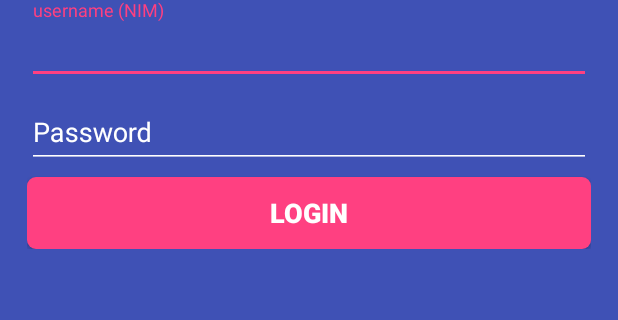
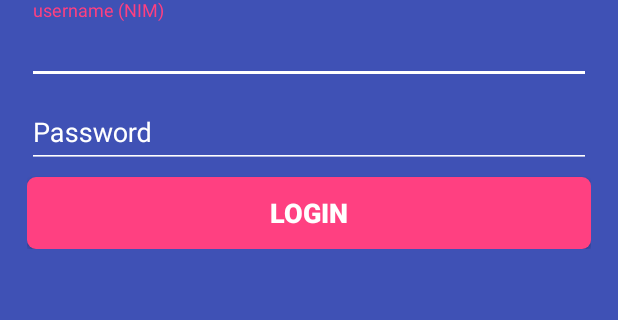
Before and after one commit to amsibsam/CRYSDIP, an Android app: the LoginActivity screen opened directly, with no data from a screen before it, on a phone screen of 412 x 824 dp, the part 381-701 px from its top. Run offline under Robolectric (Android 15) with nearby library versions, the phone set to English and light mode, and no system bars; our stand-ins replace data binding.

Commit message:
finish appiintro

```diff
--- a/app/build.gradle
+++ b/app/build.gradle
@@ -26,6 +26,8 @@ dependencies {
     compile fileTree(include: ['*.jar'], dir: 'libs')
     testCompile 'junit:junit:4.12'
     apt "com.google.dagger:dagger-compiler:2.0.1"
+
+    //appintro
     compile 'com.android.support:appcompat-v7:23.2.0'
     compile 'com.google.dagger:dagger:2.0.1'
     compile 'javax.annotation:jsr250-api:1.0'
@@ -43,7 +45,5 @@ dependencies {
     compile 'com.trello:rxlifecycle-components:0.3.0'
     compile 'com.android.support:design:23.2.0'
     compile 'com.android.support:support-v4:23.2.0'
-
-    //appintro
     compile 'com.github.paolorotolo:appintro:3.4.0'
 }
--- a/app/src/main/AndroidManifest.xml
+++ b/app/src/main/AndroidManifest.xml
@@ -8,7 +8,8 @@
         android:label="@string/app_name"
         android:supportsRtl="true"
         android:theme="@style/AppTheme">
-        <activity android:name=".MainActivity">
+        <activity android:name=".ui.ui.MainActivity"/>
+        <activity android:name=".ui.ui.activity.IntroActivity">
             <intent-filter>
                 <action android:name="android.intent.action.MAIN" />
 
@@ -17,7 +18,7 @@
         </activity>
         <activity android:name=".ui.ui.activity.LoginActivity" />
         <activity android:name=".ui.ui.activity.HomeActivity" />
-        <activity android:name=".ui.ui.activity.IntroActivity"></activity>
+
     </application>
 
 </manifest>
--- a/app/src/main/java/com/uny/crysdip/MainActivity.java
+++ b/app/src/main/java/com/uny/crysdip/ui/ui/MainActivity.java
@@ -1,7 +1,9 @@
-package com.uny.crysdip;
+package com.uny.crysdip.ui.ui;
 
 import android.support.v7.app.AppCompatActivity;
 import android.os.Bundle;
+
+import com.uny.crysdip.R;
 
 public class MainActivity extends AppCompatActivity {
 
--- a/app/src/main/java/com/uny/crysdip/ui/ui/activity/LoginActivity.java
+++ b/app/src/main/java/com/uny/crysdip/ui/ui/activity/LoginActivity.java
@@ -3,6 +3,11 @@ package com.uny.crysdip.ui.ui.activity;
 import android.databinding.DataBindingUtil;
 import android.support.v7.app.AppCompatActivity;
 import android.os.Bundle;
+import android.view.animation.AlphaAnimation;
+import android.view.animation.Animation;
+import android.view.animation.AnimationSet;
+import android.view.animation.LayoutAnimationController;
+import android.view.animation.TranslateAnimation;
 
 import com.uny.crysdip.R;
 import com.uny.crysdip.databinding.ActivityLoginBinding;
@@ -13,6 +18,23 @@ public class LoginActivity extends AppCompatActivity {
     @Override
     protected void onCreate(Bundle savedInstanceState) {
         super.onCreate(savedInstanceState);
+        overridePendingTransition(android.R.anim.fade_in, android.R.anim.fade_out);
         binding = DataBindingUtil.setContentView(this, R.layout.activity_login);
+
+        AnimationSet set = new AnimationSet(true);
+
+        Animation animation = new AlphaAnimation(0.0f, 1.0f);
+        animation.setDuration(100);
+        set.addAnimation(animation);
+
+        animation = new TranslateAnimation(
+                Animation.RELATIVE_TO_SELF, 0.0f, Animation.RELATIVE_TO_SELF, 0.0f,
+                Animation.RELATIVE_TO_SELF, -1.0f, Animation.RELATIVE_TO_SELF, 0.0f
+        );
+        animation.setDuration(500);
+        set.addAnimation(animation);
+
+        LayoutAnimationController controller =
+                new LayoutAnimationController(set, 0.25f);
     }
 }
--- /dev/null
+++ b/app/src/main/res/anim/fade_in.xml
@@ -0,0 +1,5 @@
+<?xml version="1.0" encoding="utf-8"?>
+<alpha xmlns:android="http://schemas.android.com/apk/res/android"
+       android:interpolator="@android:interpolator/decelerate_quad"
+       android:fromAlpha="0.0" android:toAlpha="1.0"
+       android:duration="225" />
--- /dev/null
+++ b/app/src/main/res/anim/fade_out.xml
@@ -0,0 +1,5 @@
+<?xml version="1.0" encoding="utf-8"?>
+<alpha xmlns:android="http://schemas.android.com/apk/res/android"
+       android:interpolator="@android:interpolator/decelerate_quad"
+       android:fromAlpha="1.0" android:toAlpha="0.0"
+       android:duration="225" />
--- a/app/src/main/res/layout/activity_main.xml
+++ b/app/src/main/res/layout/activity_main.xml
@@ -7,7 +7,7 @@
     android:paddingLeft="@dimen/activity_horizontal_margin"
     android:paddingRight="@dimen/activity_horizontal_margin"
     android:paddingTop="@dimen/activity_vertical_margin"
-    tools:context="com.uny.crysdip.MainActivity">
+    tools:context=".ui.ui.MainActivity">
 
     <TextView
         android:layout_width="wrap_content"
--- a/app/src/main/res/values/colors.xml
+++ b/app/src/main/res/values/colors.xml
@@ -3,4 +3,7 @@
     <color name="colorPrimary">#3F51B5</color>
     <color name="colorPrimaryDark">#303F9F</color>
     <color name="colorAccent">#FF4081</color>
+    <color name="intro_background1">#F44336</color>
+    <color name="intro_background2">#009688</color>
+    <color name="intro_background3">#4CAF50</color>
 </resources>
--- a/app/src/main/res/values/styles.xml
+++ b/app/src/main/res/values/styles.xml
@@ -10,8 +10,8 @@
 
     <style name="EditTextWhite" parent="Base.Widget.AppCompat.EditText">
         <item name="colorControlNormal">@android:color/white</item>
-        <item name="colorControlActivated">@color/colorAccent</item>
-        <item name="colorControlHighlight">@color/colorAccent</item>
+        <item name="colorControlActivated">@android:color/white</item>
+        <item name="colorControlHighlight">@android:color/white</item>
 
     </style>
 
```
Also changed, not shown: app/src/main/java/com/uny/crysdip/ui/ui/activity/IntroActivity.java (+48 -4 lines), app/src/main/java/com/uny/crysdip/ui/ui/fragment/Intro1stFragment.java (added, +30 -0 lines), app/src/main/java/com/uny/crysdip/ui/ui/fragment/Intro2ndFragment.java (added, +30 -0 lines), app/src/main/java/com/uny/crysdip/ui/ui/fragment/Intro3rdFragment.java (added, +30 -0 lines), app/src/main/res/layout/fragment_intro1st.xml (added, +41 -0 lines), app/src/main/res/layout/fragment_intro2nd.xml (added, +41 -0 lines), app/src/main/res/layout/fragment_intro3rd.xml (added, +41 -0 lines).
